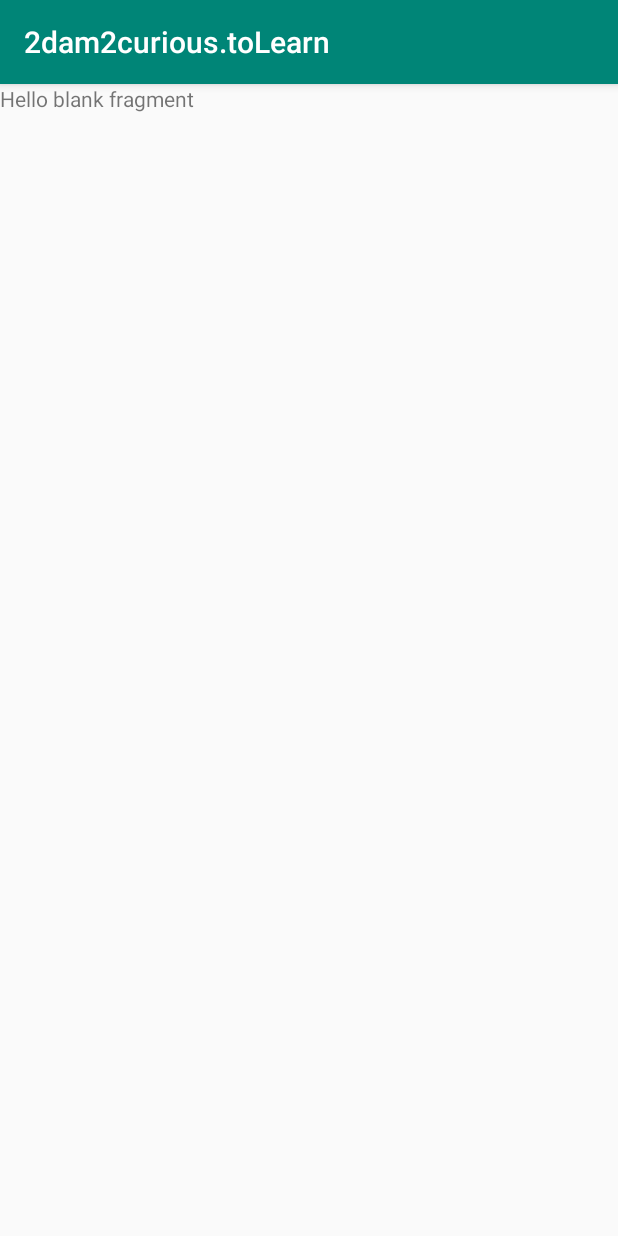
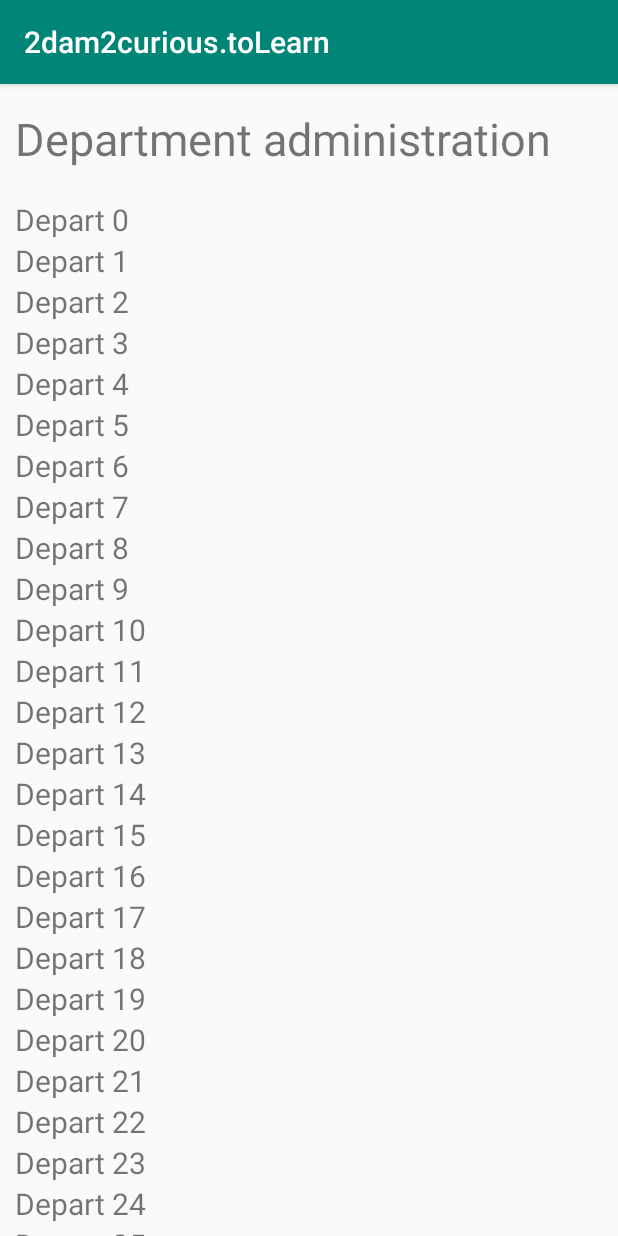
Before and after one commit to rubenrzc/Android_toLearn, an Android app: the fragment DepartmentAdminFragment shown on its own in the app's theme, on a phone screen of 412 x 824 dp. Run offline under Robolectric (Android 15) with nearby library versions, the phone set to English and light mode, and no system bars.

Commit message:
Recycle view Area funcional

```diff
--- /dev/null
+++ b/app/src/main/java/com/example/tolearn/DepartmentAdaptor.java
@@ -0,0 +1,52 @@
+package com.example.tolearn;
+
+import android.view.LayoutInflater;
+import android.view.View;
+import android.view.ViewGroup;
+import android.widget.TextView;
+
+import androidx.annotation.NonNull;
+import androidx.recyclerview.widget.RecyclerView;
+
+import java.util.ArrayList;
+
+public class DepartmentAdaptor extends RecyclerView.Adapter<DepartmentAdaptor.ViewHolderDatos> {
+
+    ArrayList<String>listDepart;
+
+    public DepartmentAdaptor(ArrayList<String> listDepart) {
+        this.listDepart = listDepart;
+    }
+
+    @NonNull
+    @Override
+    public ViewHolderDatos onCreateViewHolder(@NonNull ViewGroup parent, int viewType) {
+        View view = LayoutInflater.from(parent.getContext())
+                .inflate(R.layout.department_item_list
+                        , parent,false);
+        return new ViewHolderDatos(view);
+    }
+
+    @Override
+    public void onBindViewHolder(@NonNull ViewHolderDatos holder, int position) {
+        holder.asignarDatosDepart(listDepart.get(position));
+    }
+
+    @Override
+    public int getItemCount() {
+        return listDepart.size();
+    }
+
+    public class ViewHolderDatos extends RecyclerView.ViewHolder {
+        TextView idDepartName;
+
+        public ViewHolderDatos(@NonNull View itemView) {
+            super(itemView);
+            idDepartName = (TextView) itemView.findViewById(R.id.idDepartName);
+        }
+
+        public void asignarDatosDepart(String datos) {
+            idDepartName.setText(datos);
+        }
+    }
+}
--- a/app/src/main/java/com/example/tolearn/fragments/DepartmentAdminFragment.java
+++ b/app/src/main/java/com/example/tolearn/fragments/DepartmentAdminFragment.java
@@ -4,29 +4,53 @@ package com.example.tolearn.fragments;
 import android.os.Bundle;
 
 import androidx.fragment.app.Fragment;
+import androidx.recyclerview.widget.LinearLayoutManager;
+import androidx.recyclerview.widget.RecyclerView;
 
 import android.view.LayoutInflater;
 import android.view.View;
 import android.view.ViewGroup;
 
+import com.example.tolearn.DepartmentAdaptor;
 import com.example.tolearn.R;
+
+import java.util.ArrayList;
 
 /**
  * A simple {@link Fragment} subclass.
  */
 public class DepartmentAdminFragment extends Fragment {
 
+    ArrayList<String> listDepart;
+    private RecyclerView recycler;
+    private DepartmentAdaptor departmentAdaptor;
+    private RecyclerView.LayoutManager layoutManager;
 
     public DepartmentAdminFragment() {
         // Required empty public constructor
     }
 
-
     @Override
     public View onCreateView(LayoutInflater inflater, ViewGroup container,
                              Bundle savedInstanceState) {
-        // Inflate the layout for this fragment
-        return inflater.inflate(R.layout.fragment_department_admin, container, false);
+
+        View root = inflater.inflate(R.layout.fragment_department_admin, container, false);
+
+        listDepart = new ArrayList<String>();
+
+        for (int i = 0; i < 50; i++) {
+            listDepart.add("Depart " + i + " ");
+        }
+
+        layoutManager = new LinearLayoutManager(getContext());
+        recycler = (RecyclerView) root.findViewById(R.id.recyclerDepart);
+        recycler.setHasFixedSize(true);
+        recycler.setLayoutManager(layoutManager);
+        departmentAdaptor = new DepartmentAdaptor(listDepart);
+        recycler.setAdapter(departmentAdaptor);
+
+
+        return root;
     }
 
 }
--- a/app/src/main/java/com/example/tolearn/fragments/ProfileFragment.java
+++ b/app/src/main/java/com/example/tolearn/fragments/ProfileFragment.java
@@ -2,10 +2,13 @@ package com.example.tolearn.fragments;
 
 
 import android.content.Intent;
+import android.graphics.Bitmap;
 import android.os.Bundle;
 
+import androidx.annotation.Nullable;
 import androidx.fragment.app.Fragment;
 
+import android.provider.MediaStore;
 import android.util.Log;
 import android.view.LayoutInflater;
 import android.view.View;
@@ -26,6 +29,7 @@ import com.example.tolearn.retrofit.UserAPIClient;
 
 import java.util.Random;
 
+import de.hdodenhof.circleimageview.CircleImageView;
 import retrofit2.Call;
 import retrofit2.Callback;
 import retrofit2.Response;
@@ -37,6 +41,7 @@ import retrofit2.Response;
 public class ProfileFragment extends Fragment {
 
     private ImageView ivHeader;
+    private CircleImageView CircleImageUser;
     private TextView etUsernameProf;
     private EditText etEmail;
     private EditText etFullName;
@@ -63,6 +68,7 @@ public class ProfileFragment extends Fragment {
         tvCompProf = (TextView) root.findViewById(R.id.tvCompProf);
         imgBtEdit = (ImageButton)root.findViewById(R.id.imgBtEdit);
         imgBtPhoto = (ImageButton)root.findViewById(R.id.imgBtPhoto);
+        CircleImageUser = (CircleImageView)root.findViewById(R.id.CircleImageUser);
 
         etUsernameProf.setEnabled(false);
         etEmail.setEnabled(false);
@@ -89,6 +95,16 @@ public class ProfileFragment extends Fragment {
                 etUsernameProf.setEnabled(true);
                 etEmail.setEnabled(true);
                 etFullName.setEnabled(true);
+                imgBtPhoto.setEnabled(true);
+                imgBtPhoto.setVisibility(View.VISIBLE);
+
+                imgBtPhoto.setOnClickListener(new View.OnClickListener() {
+                    @Override
+                    public void onClick(View v) {
+                        Intent intent = new Intent(MediaStore.ACTION_IMAGE_CAPTURE);
+                        startActivityForResult(intent,0);
+                    }
+                });
 
                 imgBtEdit.setOnClickListener(new View.OnClickListener(){
                     @Override
@@ -126,5 +142,11 @@ public class ProfileFragment extends Fragment {
 
         return root;
     }
+    @Override
+    public void onActivityResult(int requestCode, int resultCode, @Nullable Intent data) {
+        super.onActivityResult(requestCode, resultCode, data);
+        Bitmap bitmap = (Bitmap)data.getExtras().get("data");
+        CircleImageUser.setImageBitmap(bitmap);
+    }
 
 }
--- /dev/null
+++ b/app/src/main/res/layout/department_item_list.xml
@@ -0,0 +1,12 @@
+<?xml version="1.0" encoding="utf-8"?>
+<LinearLayout xmlns:android="http://schemas.android.com/apk/res/android"
+    android:orientation="vertical"
+    android:layout_width="match_parent"
+    android:layout_height="wrap_content">
+    <TextView
+        android:id="@+id/idDepartName"
+        android:layout_height="wrap_content"
+        android:layout_width="wrap_content"
+        android:textSize="20dp"/>
+
+</LinearLayout>
--- a/app/src/main/res/layout/fragment_department_admin.xml
+++ b/app/src/main/res/layout/fragment_department_admin.xml
@@ -1,14 +1,25 @@
 <?xml version="1.0" encoding="utf-8"?>
-<FrameLayout xmlns:android="http://schemas.android.com/apk/res/android"
+<LinearLayout xmlns:android="http://schemas.android.com/apk/res/android"
     xmlns:tools="http://schemas.android.com/tools"
     android:layout_width="match_parent"
     android:layout_height="match_parent"
+    android:paddingLeft="10dp"
+    android:paddingRight="10dp"
+    android:paddingTop="16dp"
+    android:orientation="vertical"
     tools:context=".fragments.DepartmentAdminFragment">
 
     <!-- TODO: Update blank fragment layout -->
     <TextView
-        android:layout_width="match_parent"
-        android:layout_height="match_parent"
-        android:text="@string/hello_blank_fragment" />
+        android:layout_width="wrap_content"
+        android:layout_height="wrap_content"
+        android:text="@string/DepTitle"
+        android:textSize="30dp"
+        android:layout_marginBottom="20dp"/>
 
-</FrameLayout>
+    <androidx.recyclerview.widget.RecyclerView
+        android:id="@+id/recyclerDepart"
+        android:layout_width="wrap_content"
+        android:layout_height="match_parent" />
+
+</LinearLayout>
--- a/app/src/main/res/values/strings.xml
+++ b/app/src/main/res/values/strings.xml
@@ -11,6 +11,8 @@
     <!-- TODO: Remove or change this placeholder text -->
     <string name="hello_blank_fragment">Hello blank fragment</string>
     <!-- Fragments -->
+    <!-- PDf -->
+    <string name="search">Search </string>
     <!-- Profile -->
     <string name="btnNewImage">change profile picture</string>
     <string name="tvUsernameProfile">Username: </string>
@@ -29,8 +31,8 @@
     <string name="visible">Visible</string>
     <string name="area">Select area</string>
 
-    <!-- New Doc -->
-    <string name="search">Search</string>
+    <!-- departmenr admin -->
+    <string name="DepTitle">Department administration</string>
 
 
 </resources>
```
Also changed, not shown: app/src/main/res/drawable-v24/logo.jpg (added).
